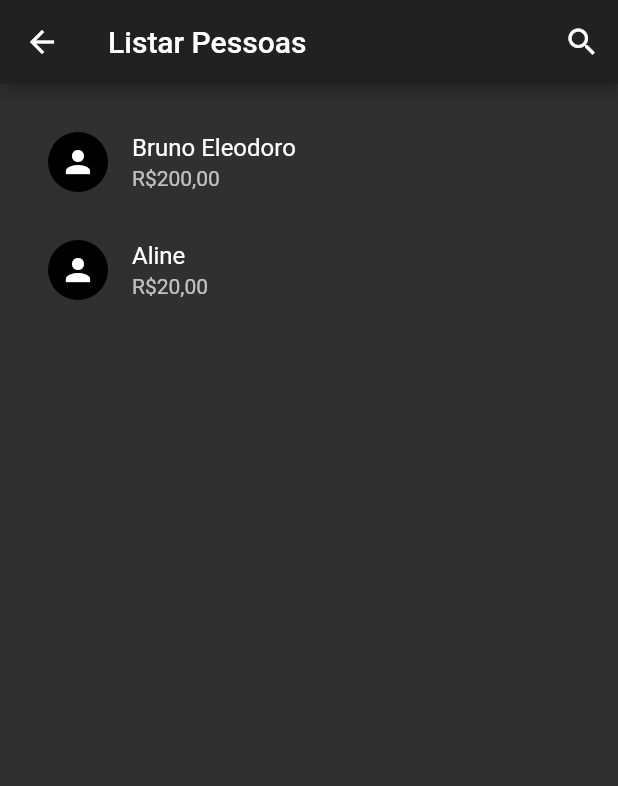
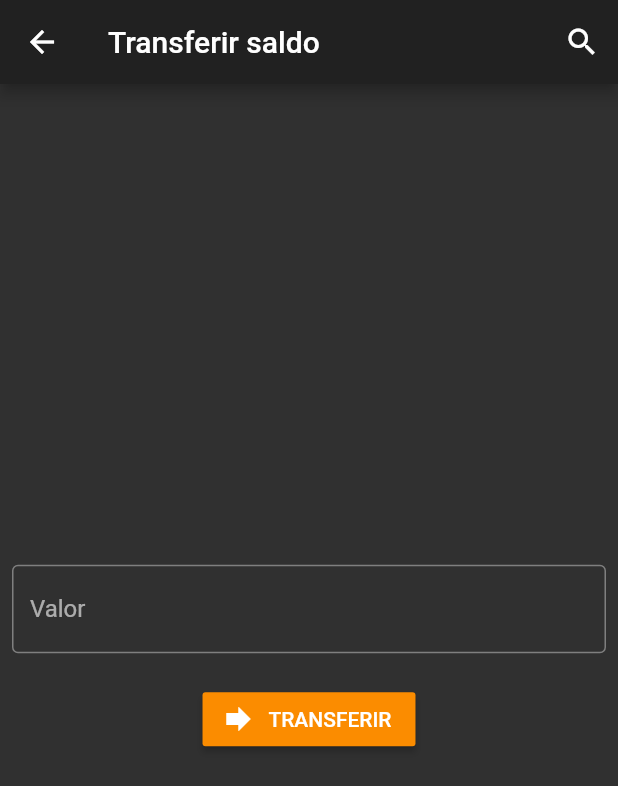
Before and after one commit to BrunoEleodoro/MobChain, a Flutter app: the ListarPessoasPage screen opened by its route, after a tap on "Bruno Eleodoro", on a phone screen of 412 x 824 dp. Shown: the top 786 px of the screen. Run offline on Flutter 3.47's test engine with Material 2 defaults, Android fonts, the phone set to English and light mode, and no system bars; missing offline and left inert: flutter_nfc_reader.

Commit message:
here we go with the screen to share the money

```diff
--- a/lib/main.dart
+++ b/lib/main.dart
@@ -2,7 +2,8 @@ import 'package:flutter/material.dart';
 import 'package:flutter_nfc_reader/flutter_nfc_reader.dart';
 import 'pages/home.dart';
 import 'pages/login.dart';
-import 'pages/listarPessoas.dart';
+import 'pages/listar_pessoas.dart';
+import 'pages/transferir_saldo.dart';
 
 void main() => runApp(MyApp());
 
@@ -22,6 +23,7 @@ class MyApp extends StatelessWidget {
       routes: <String, WidgetBuilder> { //5
         '/home': (BuildContext context) => new HomePage(),
         '/listarPessoas': (BuildContext context) => new ListarPessoasPage(),
+        '/transferirSaldo': (BuildContext context) => new TransferirSaldo(),
       },
     );
   }
--- a/lib/pages/listarPessoas.dart
+++ b/lib/pages/listar_pessoas.dart
@@ -36,7 +36,7 @@ class _ListarPessoasPageState extends State<ListarPessoasPage> {
                     itemBuilder: (BuildContext context, int index) {
                       return ListTile(
                         onTap: (){
-
+                          Navigator.pushNamed(context, '/transferirSaldo');
                         },
                         leading: CircleAvatar(
                           child: Icon(Icons.person),
--- /dev/null
+++ b/lib/pages/transferir_saldo.dart
@@ -0,0 +1,48 @@
+import 'package:flutter/material.dart';
+
+class TransferirSaldo extends StatefulWidget {
+  @override
+  _TransferirSaldoState createState() => _TransferirSaldoState();
+}
+
+class _TransferirSaldoState extends State<TransferirSaldo> {
+  @override
+  Widget build(BuildContext context) {
+    return Scaffold(
+        appBar: AppBar(
+          title: Text('Transferir saldo'),
+          actions: <Widget>[
+            IconButton(
+              icon: Icon(
+                Icons.search,
+                color: Colors.white,
+              ),
+            )
+          ],
+        ),
+        body: Padding(
+          padding: const EdgeInsets.all(8.0),
+          child: Center(
+            child: Column(
+              mainAxisAlignment: MainAxisAlignment.center,
+              crossAxisAlignment: CrossAxisAlignment.center,
+              children: <Widget>[
+                TextFormField(
+                  decoration: InputDecoration(
+                      labelText: 'Valor', border: OutlineInputBorder()),
+                ),
+                SizedBox(
+                  height: 20,
+                ),
+                RaisedButton.icon(
+                    onPressed: () {
+                      Navigator.pushNamed(context, '/home');
+                    },
+                    icon: Icon(Icons.forward),
+                    label: Text('TRANSFERIR')),
+              ],
+            ),
+          ),
+        ));
+  }
+}
```
